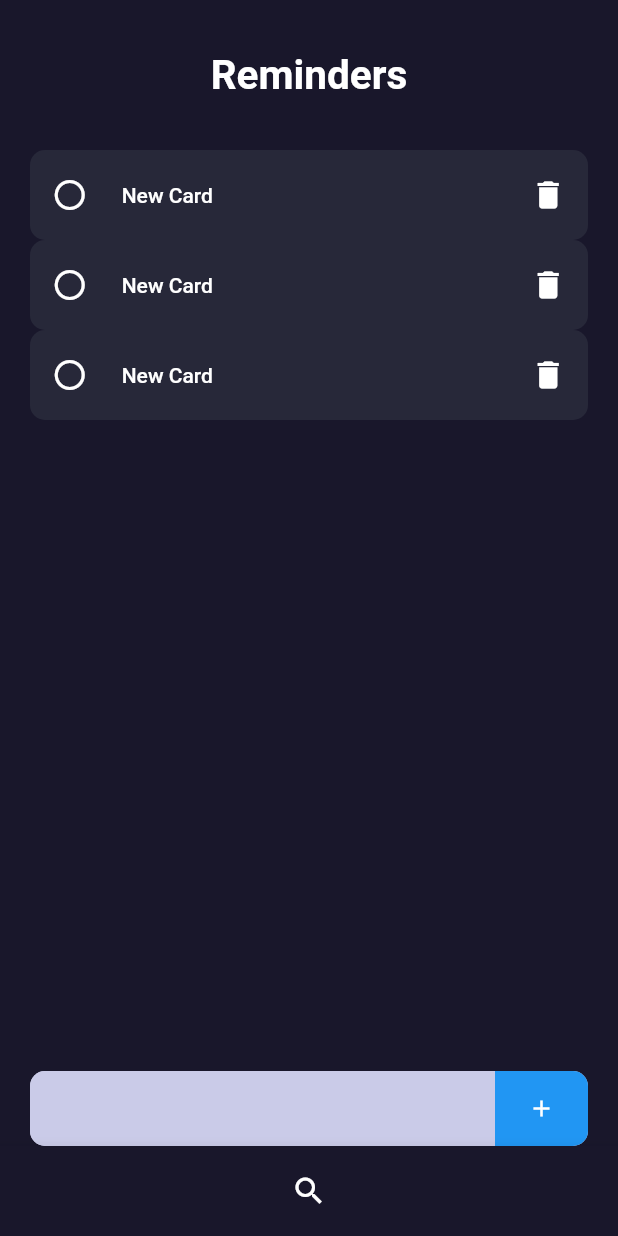
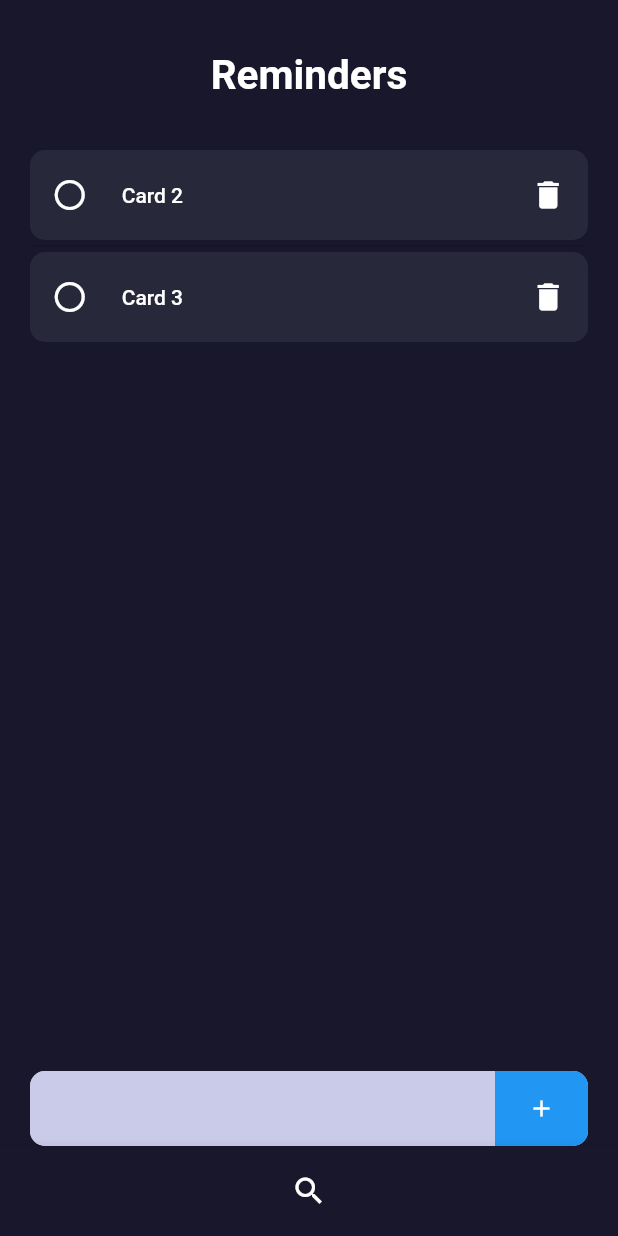
Before and after one commit to jbikeler/ping_app, a Flutter app: the HomePageDesktop screen opened directly, after a tap on the "delete" icon, on a phone screen of 412 x 824 dp. Run offline on Flutter 3.47's test engine with Material 2 defaults, Android fonts, the phone set to English and light mode, and no system bars; our stand-ins replace flutter_riverpod, riverpod_annotation; missing offline and left inert: window_manager; generated files the repository leaves out were written again.

Commit message:
riverpod working
implemented riverpod and have working  task list

```diff
--- a/pingapp/lib/main.dart
+++ b/pingapp/lib/main.dart
@@ -43,3 +43,5 @@ class MyApp extends StatelessWidget {
     );
   }
 }
+
+//dart run build_runner watch
--- a/pingapp/lib/providers/tasklist_provider.dart
+++ b/pingapp/lib/providers/tasklist_provider.dart
@@ -1,17 +1,29 @@
-import 'package:flutter/material.dart';
 import 'package:pingapp/models/task_model.dart';
 import 'package:riverpod_annotation/riverpod_annotation.dart';
 
+part 'tasklist_provider.g.dart'; //for riverpod_builder
 
 
-class TaskListProvider extends ChangeNotifier {
-	final List<Task> _tasks = [];
+@riverpod
+class Tasks extends _$Tasks {
+  @override
+    List<Task> build() {
+      return [
+        Task('Card 1'),
+        Task('Card 2'),
+        Task('Card 3'),
+      ] ;
+    }
 
-	List<Task> get tasks => _tasks;
+    void deleteTask(int index) {
+      List<Task> newstate = [...state];
+      newstate.removeAt(index); //TODO: make new state object https://riverpod.dev/docs/providers/notifier_provider https://github.com/rrousselGit/riverpod/blob/master/examples/todos/lib/todo.dart
+      state = newstate;
+    }
 
-	void addToList(String title) {
-    Task newTask = Task(title + _tasks.length.toString()); //For testing just pass in a title and concat the total amount of tasks onto it
-		_tasks.add(newTask);
-		notifyListeners();
-	}
+    void addNewTask(String title) {
+      List<Task> newstate = [...state];
+      newstate.add(Task(title + state.length.toString()));
+      state = newstate;
+    }
 }
--- a/pingapp/lib/screens/desktop/home_screen_desktop.dart
+++ b/pingapp/lib/screens/desktop/home_screen_desktop.dart
@@ -1,4 +1,6 @@
 import 'package:flutter/material.dart';
+import 'package:flutter_riverpod/flutter_riverpod.dart';
+import 'package:pingapp/providers/tasklist_provider.dart';
 import 'package:pingapp/widgets/desktop/taskcard_widget_desktop.dart';
 
 class HomePageDesktop extends StatelessWidget {
@@ -27,14 +29,9 @@ class HomePageDesktop extends StatelessWidget {
                   ),
                 ),
               ),
-              Expanded(
-                child: ListView.builder(
-                  itemCount: 3,
-                  itemBuilder: (context, index) {
-                    return TaskCardDesktop("New Card");
-                  }
+              const Expanded(
+                child: TaskView()
                 ),
-              ),
               Container(
                 height: 50.0,
                 constraints: const BoxConstraints(minWidth: 0, maxWidth: 600),
@@ -58,9 +55,9 @@ class HomePageDesktop extends StatelessWidget {
                       flex: 1,
                       child: SizedBox(
                         height: double.infinity,
-                        child: FilledButton(
+                        child: Consumer(builder: (context, ref, child) { return FilledButton(
                           onPressed: () => {
-                            print('Add Task - Desktop')
+                            ref.read(tasksProvider.notifier).addNewTask("Card")
                           },
                           style: FilledButton.styleFrom(
                             backgroundColor: Colors.blue,
@@ -75,7 +72,7 @@ class HomePageDesktop extends StatelessWidget {
                             Icons.add,
                             color: Colors.white,
                           )
-                        ),
+                        ); },),
                       ),
                     ),
                   ],
@@ -102,3 +99,22 @@ class HomePageDesktop extends StatelessWidget {
   }
 
 }
+
+class TaskView extends ConsumerWidget {
+  const TaskView({super.key});
+
+  @override
+  Widget build(BuildContext context, WidgetRef ref) {
+    // use ref to listen to a provider
+    return ListView.separated(
+      itemCount: ref.watch(tasksProvider).length,
+      itemBuilder: (BuildContext context, int index) {
+        print(index);
+        return TaskCardDesktop(ref.watch(tasksProvider)[index].title, index);
+      },
+      separatorBuilder: (BuildContext context, int index) => const Divider(
+        height: 8.0,
+      ),
+    );
+  }
+}
--- a/pingapp/lib/widgets/desktop/taskcard_widget_desktop.dart
+++ b/pingapp/lib/widgets/desktop/taskcard_widget_desktop.dart
@@ -1,10 +1,13 @@
 import 'package:flutter/material.dart';
+import 'package:flutter_riverpod/flutter_riverpod.dart';
+import 'package:pingapp/providers/tasklist_provider.dart';
 
 class TaskCardDesktop extends StatelessWidget {
 
   final String title;
+  final int taskIndex;
 
-  const TaskCardDesktop(this.title);
+  const TaskCardDesktop(this.title, this.taskIndex);
 
   @override
   Widget build(BuildContext context) {
@@ -55,15 +58,7 @@ class TaskCardDesktop extends StatelessWidget {
             flex: 1,
             child: SizedBox(
               height: double.infinity,
-              child: TextButton(
-                onPressed:  () => {
-                  print('delete button')
-                },
-                child: const Icon(
-                  Icons.delete,
-                  color: Colors.white,
-                ),
-              ),
+              child: DeleteBtn(taskIndex)
             ),
           ),
         ],
@@ -71,3 +66,23 @@ class TaskCardDesktop extends StatelessWidget {
     );
   }
 }
+
+class DeleteBtn extends ConsumerWidget {
+
+  final int taskIndex;
+  DeleteBtn(this.taskIndex);
+
+  @override
+  Widget build(BuildContext context, WidgetRef ref) {
+    Tasks tasklist = ref.watch(tasksProvider.notifier);
+    return TextButton(
+      onPressed:  () => {
+        tasklist.deleteTask(taskIndex),
+      },
+      child: const Icon(
+        Icons.delete,
+        color: Colors.white,
+      ),
+    );
+  }
+}
--- a/pingapp/lib/widgets/mobile/taskcard_widget_mobile.dart
+++ b/pingapp/lib/widgets/mobile/taskcard_widget_mobile.dart
@@ -3,6 +3,7 @@ import 'package:flutter/material.dart';
 class TaskCardMobile extends StatelessWidget {
 
   final String title;
+
 
   const TaskCardMobile(this.title);
 
```
Also changed, not shown: pingapp/lib/widgets/inputbar_widget.dart (added, +10 -0 lines), pingapp/lib/providers/tasklist_provider.g.dart (added).
